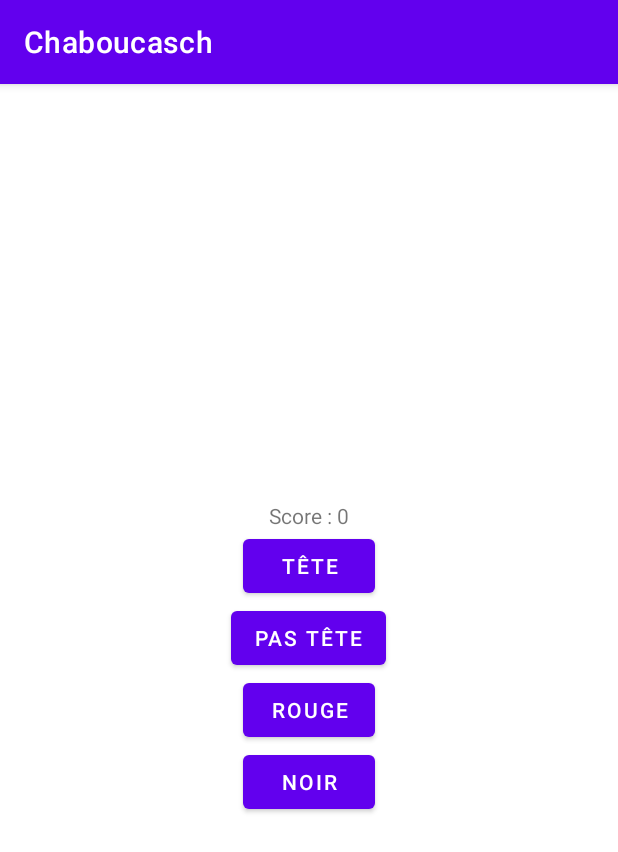
After one commit to Bouboule-Corp/Chaboucasch, an Android app: the fragment GameFragment placed in its activity, on a phone screen of 412 x 824 dp. The commit adds this screen. Shown: the top 852 px of the screen. Run offline under Robolectric (Android 15) with nearby library versions, the phone set to English and light mode, and no system bars.

Commit message:
settings has list /  play has buttons and score text that updates

```diff
--- a/app/src/main/java/com/example/chaboucasch/MainActivity.kt
+++ b/app/src/main/java/com/example/chaboucasch/MainActivity.kt
@@ -13,7 +13,7 @@ class MainActivity : AppCompatActivity() {
         setContentView(R.layout.activity_main)
         replaceFragment(HomeFragment())
     }
-    private fun replaceFragment(fragment: Fragment) {
+    fun replaceFragment(fragment: Fragment) {
         val transaction = supportFragmentManager.beginTransaction()
         transaction.addToBackStack(null)
         transaction.replace(R.id.Fragment_layout, fragment)
--- /dev/null
+++ b/app/src/main/java/com/example/chaboucasch/fragments/GameFragment.kt
@@ -0,0 +1,42 @@
+package com.example.chaboucasch.fragments
+
+import android.os.Bundle
+import androidx.fragment.app.Fragment
+import android.view.LayoutInflater
+import android.view.View
+import android.view.ViewGroup
+import android.widget.Button
+import android.widget.TextView
+import com.example.chaboucasch.R
+
+
+class GameFragment : Fragment() {
+    var score = 0
+    override fun onCreateView(inflater: LayoutInflater, container: ViewGroup?, savedInstanceState: Bundle?): View? {
+        // Inflate the layout for this fragment
+        val view = inflater.inflate(R.layout.fragment_game, container, false)
+        view.findViewById<Button>(R.id.Tete_button).setOnClickListener () {
+            updateScore(view, 1)
+        }
+        view.findViewById<Button>(R.id.Pastete_Button).setOnClickListener(){
+            updateScore(view, 1)
+        }
+        view.findViewById<Button>(R.id.Rouge_Button).setOnClickListener(){
+            updateScore(view, 2)
+        }
+        view.findViewById<Button>(R.id.Noir_Button).setOnClickListener(){
+            updateScore(view, 2)
+        }
+        return view
+    }
+    fun updateScore(view: View, nb: Int) {
+        val textview = view.findViewById<TextView>(R.id.score)
+        if (nb > 0) {
+            score += nb
+            textview.text = "Score : $score"
+        }
+        else {
+            score = 0
+        }
+    }
+}
--- a/app/src/main/java/com/example/chaboucasch/fragments/HomeFragment.kt
+++ b/app/src/main/java/com/example/chaboucasch/fragments/HomeFragment.kt
@@ -5,6 +5,8 @@ import androidx.fragment.app.Fragment
 import android.view.LayoutInflater
 import android.view.View
 import android.view.ViewGroup
+import android.widget.Button
+import com.example.chaboucasch.MainActivity
 import com.example.chaboucasch.R
 
 class HomeFragment : Fragment() {
@@ -16,4 +18,16 @@ class HomeFragment : Fragment() {
         // Inflate the layout for this fragment
         return inflater.inflate(R.layout.fragment_home, container, false)
     }
+    override fun onViewCreated(view: View, savedInstanceState: Bundle?) {
+        super.onViewCreated(view, savedInstanceState)
+        view.findViewById<Button>(R.id.rules_button).setOnClickListener(){
+            (context as MainActivity).replaceFragment(RulesFragment())
+        }
+        view.findViewById<Button>(R.id.settings_button).setOnClickListener(){
+            (context as MainActivity).replaceFragment(SettingsFragment())
+        }
+        view.findViewById<Button>(R.id.play_button).setOnClickListener(){
+            (context as MainActivity).replaceFragment(GameFragment())
+        }
+    }
 }
--- /dev/null
+++ b/app/src/main/res/layout/fragment_game.xml
@@ -0,0 +1,44 @@
+<?xml version="1.0" encoding="utf-8"?>
+
+<LinearLayout xmlns:android="http://schemas.android.com/apk/res/android"
+    android:layout_width="match_parent"
+    android:layout_height="match_parent"
+    android:orientation="vertical"
+    android:gravity="center">
+    <ImageView
+        android:layout_width="wrap_content"
+        android:layout_height="wrap_content"
+        />
+    <TextView
+        android:layout_width="wrap_content"
+        android:layout_height="wrap_content"
+        android:text="Score : 0"
+        android:id="@+id/score"
+        />
+
+    <Button
+        android:layout_width="wrap_content"
+        android:layout_height="wrap_content"
+        android:text="Tête"
+        android:id="@+id/Tete_button"
+        />
+    <Button
+        android:layout_width="wrap_content"
+        android:layout_height="wrap_content"
+        android:text="Pas Tête"
+        android:id="@+id/Pastete_Button"
+        />
+    <Button
+        android:layout_width="wrap_content"
+        android:layout_height="wrap_content"
+        android:text="Rouge"
+        android:id="@+id/Rouge_Button"
+        />
+    <Button
+        android:layout_width="wrap_content"
+        android:layout_height="wrap_content"
+        android:text="Noir"
+        android:id="@+id/Noir_Button"
+        />
+
+</LinearLayout>
--- a/app/src/main/res/layout/fragment_home.xml
+++ b/app/src/main/res/layout/fragment_home.xml
@@ -13,6 +13,7 @@
         android:text="@string/play_button"
         android:textSize="25sp"
         android:textColor="@color/white"
+        android:id="@+id/play_button"
         />
     <Button
         android:layout_width="wrap_content"
@@ -20,6 +21,7 @@
         android:text="@string/rules_button"
         android:textSize="25sp"
         android:textColor="@color/white"
+        android:id="@+id/rules_button"
         />
     <Button
         android:layout_width="wrap_content"
@@ -27,5 +29,6 @@
         android:text="@string/settings_string"
         android:textSize="25sp"
         android:textColor="@color/white"
+        android:id="@+id/settings_button"
         />
 </LinearLayout>
--- a/app/src/main/res/values/strings.xml
+++ b/app/src/main/res/values/strings.xml
@@ -1,8 +1,11 @@
 <resources>
     <string name="app_name">Chaboucasch</string>
-    <!-- TODO: Remove or change this placeholder text -->
     <string name="hello_blank_fragment">Hello blank fragment</string>
     <string name="play_button">Play</string>
     <string name="rules_button">Rules</string>
     <string name="settings_string">Settings</string>
+    <string-array name="languages">
+        <item>Francais</item>
+        <item>English</item>
+    </string-array>
 </resources>
```
Also changed, not shown: app/src/main/java/com/example/chaboucasch/fragments/RulesFragment.kt (added, +20 -0 lines), app/src/main/java/com/example/chaboucasch/fragments/SettingsFragment.kt (added, +32 -0 lines), app/src/main/res/layout/fragment_rules.xml (added, +16 -0 lines), app/src/main/res/layout/fragment_settings.xml (added, +19 -0 lines), 1 other file.
